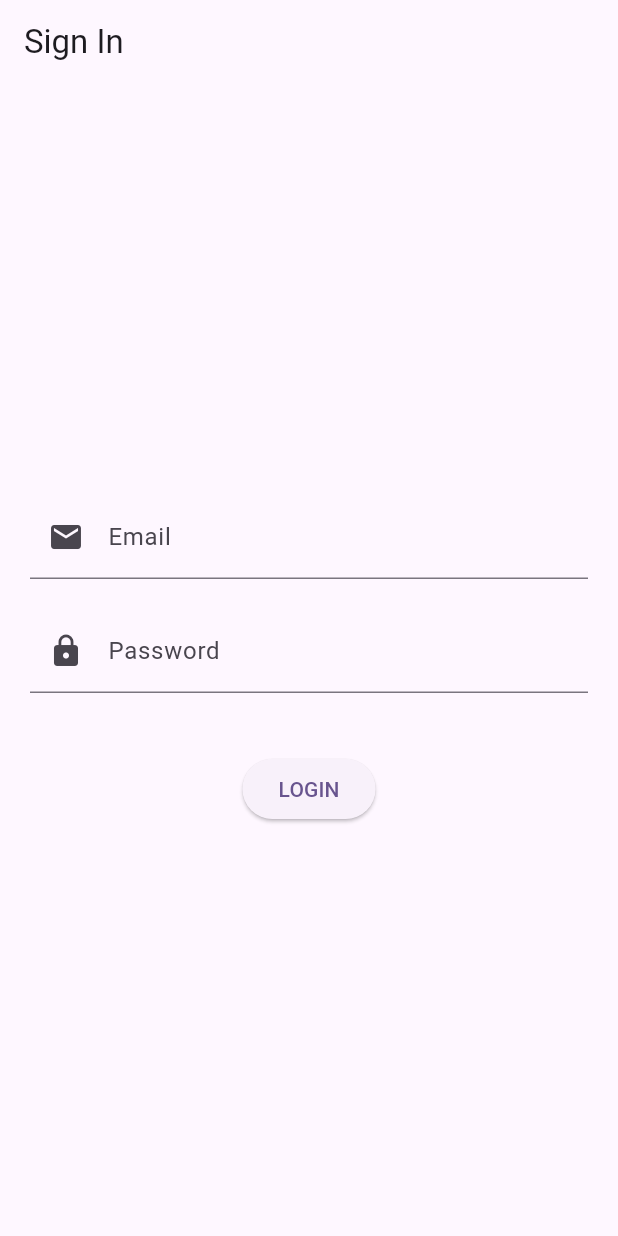
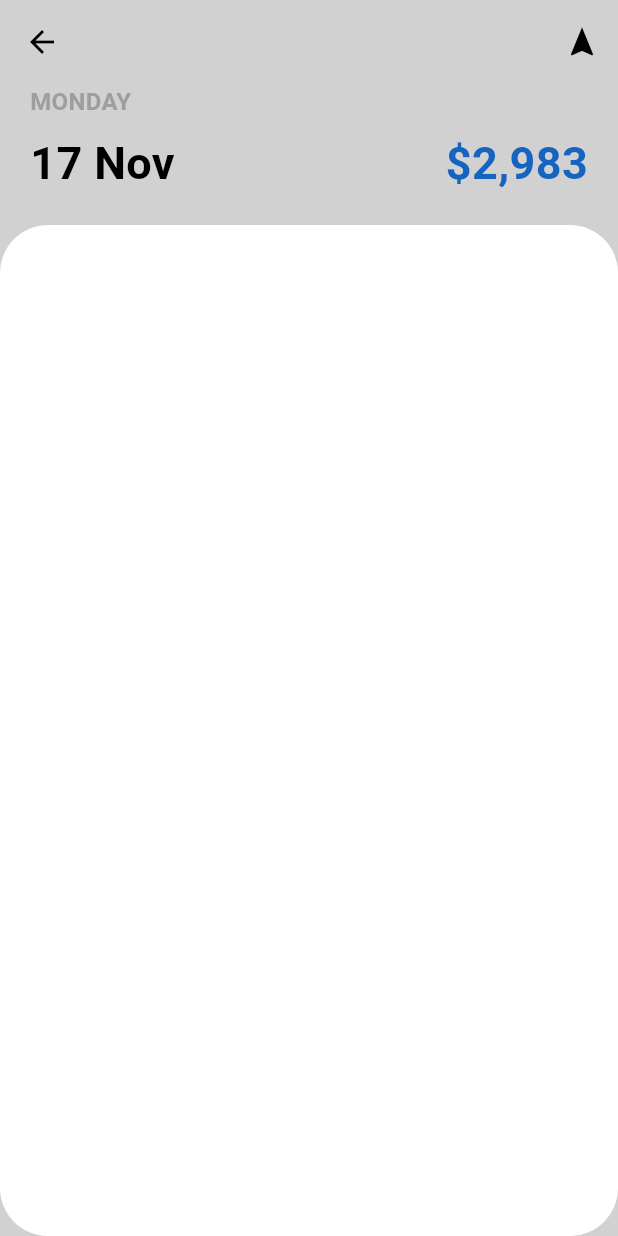
Before and after one commit to SHassan786/App_final_Exam_Shehryar, a Flutter app: the screen it shows after launch, on a phone screen of 412 x 824 dp. Run offline on Flutter 3.47's test engine with Material 3 defaults, Android fonts, the phone set to English and light mode, and no system bars; our stand-ins replace bloc, cloud_firestore, firebase_auth, firebase_core, flutter_bloc; accounts and stored records are empty.

Commit message:
Final exam question 1,2, and 3 submitted

```diff
--- /dev/null
+++ b/lib/bloc/bloc/item_event.dart
@@ -0,0 +1,24 @@
+part of 'item_bloc.dart';
+
+@immutable
+abstract class ItemEvent {}
+
+class LoadItems extends ItemEvent {}
+
+class AddItem extends ItemEvent {
+  final Item item;
+
+  AddItem(this.item);
+}
+
+class UpdateItem extends ItemEvent {
+  final Item item;
+
+  UpdateItem(this.item);
+}
+
+class DeleteItem extends ItemEvent {
+  final String id;
+
+  DeleteItem(this.id);
+}
--- /dev/null
+++ b/lib/bloc/bloc/item_state.dart
@@ -0,0 +1,16 @@
+part of 'item_bloc.dart';
+
+@immutable
+abstract class ItemState {}
+
+class ItemLoading extends ItemState {}
+
+class ItemLoaded extends ItemState {
+  final List<Item> item;
+
+  ItemLoaded(this.item);
+}
+
+class ItemOperationSuccess extends ItemState {}
+
+class ItemOperationFailure extends ItemState {}
--- a/lib/main.dart
+++ b/lib/main.dart
@@ -1,10 +1,14 @@
+import 'package:finalexam/pages/sample_ui.dart';
+import 'package:finalexam/pages/transaction_page.dart';
 import 'package:firebase_core/firebase_core.dart';
 import 'package:flutter/material.dart';
 import 'package:flutter_bloc/flutter_bloc.dart';
+import 'bloc/bloc/item_bloc.dart';
 import 'bloc/login_bloc.dart';
 import 'firebase_options.dart';
 import 'pages/login_page.dart';
 import 'repository/auth_repository.dart';
+import 'repository/item_repository.dart';
 
 void main() async {
   //initialize firebase
@@ -22,12 +26,16 @@ class MyApp extends StatelessWidget {
   Widget build(BuildContext context) {
     //Define Repositories here
     final AuthRepository authRepository = AuthRepository();
+    final ItemRepository itemRepository = ItemRepository();
 
     //Use multiblock provider to use multiple blocs
     return MultiBlocProvider(
       providers: [
         BlocProvider<LoginBloc>(
           create: (context) => LoginBloc(authRepository: authRepository),
+        ),
+        BlocProvider<ItemBloc>(
+          create: (context) => ItemBloc(itemrepository: itemRepository),
         ),
         // Add more BlocProviders if needed
       ],
@@ -38,10 +46,10 @@ class MyApp extends StatelessWidget {
           useMaterial3: true,
         ),
         //Define initial route
-        home: LoginPage(),
+        home: TransactionListScreen(),
         routes: {
           // Define your app's routes here
-          // '/login': (context) => LoginPage(),
+          '/login': (context) => LoginPage(),
           // Add more routes as needed
         },
       ),
--- /dev/null
+++ b/lib/models/item.dart
@@ -0,0 +1,38 @@
+import 'package:cloud_firestore/cloud_firestore.dart';
+
+class Item {
+  final String id;
+  final String name;
+  final String pictureUrl;
+  final Timestamp dateCreated;
+  final String price;
+
+  Item(
+      {this.id = '',
+      required this.name,
+      required this.pictureUrl,
+      required this.dateCreated,
+      required this.price});
+
+  // Convert a Profile object into a map
+  Map<String, dynamic> toMap() {
+    return {
+      'id': id,
+      'name': name,
+      'dateCreated': dateCreated,
+      'pictureUrl': pictureUrl,
+      'price': price,
+    };
+  }
+
+  // Convert a map into a Profile object
+  factory Item.fromMap(Map<String, dynamic> map, String documentId) {
+    return Item(
+      id: documentId,
+      name: map['name'] ?? '',
+      dateCreated: map['dateCreated'],
+      pictureUrl: map['pictureUrl'] ?? '',
+      price: map['price'] ?? '',
+    );
+  }
+}
--- /dev/null
+++ b/lib/pages/transaction_page.dart
@@ -0,0 +1,272 @@
+import 'package:cloud_firestore/cloud_firestore.dart';
+import 'package:intl/intl.dart';
+import 'package:flutter/material.dart';
+import 'package:flutter_bloc/flutter_bloc.dart';
+import 'package:finalexam/bloc/bloc/item_bloc.dart';
+import 'package:finalexam/models/item.dart';
+
+class TransactionListScreen extends StatelessWidget {
+  @override
+  Widget build(BuildContext context) {
+    // Start loading the items when the widget is built
+    context.read<ItemBloc>().add(LoadItems());
+
+    return Scaffold(
+      backgroundColor: const Color.fromARGB(255, 209, 209, 209),
+      appBar: AppBar(
+        backgroundColor: const Color.fromARGB(
+            255, 209, 209, 209), // Set the background color to grey
+        leading: IconButton(
+          icon: const Icon(Icons.arrow_back, color: Colors.black),
+          onPressed: () {},
+        ),
+        actions: [
+          const Spacer(),
+          IconButton(
+            icon: const Icon(Icons.navigation, color: Colors.black),
+            onPressed: () {},
+          ),
+        ],
+      ),
+      body: BlocBuilder<ItemBloc, ItemState>(
+        builder: (context, state) {
+          if (state is ItemLoading) {
+            return const Center(child: CircularProgressIndicator());
+          } else if (state is ItemLoaded) {
+            return Column(
+              children: [
+                Padding(
+                  padding: const EdgeInsets.symmetric(horizontal: 20.0),
+                  child: Column(
+                    mainAxisSize: MainAxisSize.min,
+                    crossAxisAlignment: CrossAxisAlignment.start,
+                    children: [
+                      const Text(
+                        'MONDAY',
+                        style: TextStyle(
+                          color: Colors.grey,
+                          fontWeight: FontWeight.bold,
+                          fontSize: 16,
+                        ),
+                      ),
+                      const SizedBox(height: 8),
+                      Row(
+                        mainAxisAlignment: MainAxisAlignment.spaceBetween,
+                        children: [
+                          const Text(
+                            '17 Nov',
+                            style: TextStyle(
+                              color: Colors.black,
+                              fontWeight: FontWeight.bold,
+                              fontSize: 30,
+                            ),
+                          ),
+                          Text(
+                            '\$2,983',
+                            style: TextStyle(
+                              color: Colors.blue[800],
+                              fontWeight: FontWeight.bold,
+                              fontSize: 30,
+                            ),
+                          ),
+                        ],
+                      ),
+                    ],
+                  ),
+                ),
+                const SizedBox(height: 20),
+                Expanded(
+                  child: Container(
+                    decoration: BoxDecoration(
+                      color: const Color.fromARGB(255, 255, 255, 255),
+                      borderRadius: BorderRadius.circular(32),
+                    ),
+                    child: ListView.builder(
+                      itemCount: state.item.length,
+                      itemBuilder: (context, index) {
+                        return TransactionListItem(item: state.item[index]);
+                      },
+                    ),
+                  ),
+                ),
+              ],
+            );
+          } else if (state is ItemOperationFailure) {
+            return const Center(child: Text('Failed to load items'));
+          } else {
+            return const Center(child: Text('Unknown state'));
+          }
+        },
+      ),
+    );
+  }
+}
+
+class TransactionListItem extends StatelessWidget {
+  final Item item;
+
+  TransactionListItem({required this.item});
+
+  @override
+  Widget build(BuildContext context) {
+    IconData iconData = getIconFromString(item.pictureUrl);
+
+    return ListTile(
+      // ignore: unrelated_type_equality_checks
+      leading: iconData != Icons.error
+          ? Icon(iconData, color: Colors.blue)
+          : Image.network(
+              item.pictureUrl,
+              width: 30,
+              height: 30,
+              fit: BoxFit.cover,
+            ),
+      title: Text(
+        item.name,
+        style: const TextStyle(
+          fontWeight: FontWeight.w600, // Set the font weight to semi-bold
+          fontSize: 16, // Set the text size to 16
+        ),
+      ),
+      subtitle: Text(_formatDate(item.dateCreated)),
+      trailing: Text(
+        '${item.price.split(' ')[0]} \$${item.price.split(' ')[1]}',
+        style: TextStyle(
+          color: item.price.startsWith('-') ? Colors.red : Colors.green,
+          fontSize: 16, // Set the text size to 20
+          fontWeight: FontWeight.w900, // Set the font weight to semi-bold
+        ),
+      ),
+    );
+  }
+
+  String _formatDate(Timestamp timestamp) {
+    DateTime date = timestamp.toDate();
+    DateTime now = DateTime.now();
+    if (DateTime(now.year, now.month, now.day) ==
+        DateTime(date.year, date.month, date.day)) {
+      return 'Today';
+    } else {
+      return DateFormat('dd MMM yyyy').format(date);
+    }
+  }
+
+  IconData getIconFromString(String iconString) {
+    switch (iconString) {
+      case 'Icons.local_grocery_store':
+        return Icons.local_grocery_store;
+      case 'Icons.shopping_cart':
+        return Icons.shopping_cart;
+      case 'Icons.directions_bus':
+        return Icons.directions_bus;
+
+      default:
+        return Icons.error; // Fallback icon if you don't have a match
+    }
+  }
+}
+
+
+
+// Text(
+//         item.price,
+//         style: TextStyle(
+//           color: item.price.startsWith('-') ? Colors.red : Colors.green,
+//         ),
+
+
+
+
+
+
+
+
+
+
+
+
+
+
+
+
+
+
+
+
+
+
+
+
+
+
+
+
+// import 'package:cloud_firestore/cloud_firestore.dart';
+// import 'package:intl/intl.dart';
+// import 'package:flutter/material.dart';
+// import 'package:flutter_bloc/flutter_bloc.dart';
+// import 'package:finalexam/bloc/bloc/item_bloc.dart';
+// import 'package:finalexam/models/item.dart';
+
+// class TransactionListScreen extends StatelessWidget {
+//   @override
+//   Widget build(BuildContext context) {
+//     // Start loading the items when the widget is built
+//     context.read<ItemBloc>().add(LoadItems());
+
+//     return Scaffold(
+//       appBar: AppBar(title: const Text('Transactions')),
+//       body: BlocBuilder<ItemBloc, ItemState>(
+//         builder: (context, state) {
+//           if (state is ItemLoading) {
+//             return const Center(child: CircularProgressIndicator());
+//           } else if (state is ItemLoaded) {
+//             return ListView.builder(
+//               itemCount: state.item.length,
+//               itemBuilder: (context, index) {
+//                 return TransactionListItem(item: state.item[index]);
+//               },
+//             );
+//           } else if (state is ItemOperationFailure) {
+//             return const Center(child: Text('Failed to load items'));
+//           } else {
+//             return const Center(child: Text('Unknown state'));
+//           }
+//         },
+//       ),
+//     );
+//   }
+// }
+
+// class TransactionListItem extends StatelessWidget {
+//   final Item item;
+
+//   TransactionListItem({required this.item});
+
+//   @override
+//   Widget build(BuildContext context) {
+//     IconData iconData = getIconFromString(item.pictureUrl);
+
+//     return ListTile(
+//       leading: Icon(iconData, color: Colors.blue),
+//       title: Text(item.name),
+//       subtitle:
+//           Text(DateFormat('dd MMM yyyy').format(item.dateCreated.toDate())),
+//       trailing: Text(
+//         item.price,
+//         style: TextStyle(
+//             color: item.price.startsWith('-') ? Colors.red : Colors.green),
+//       ),
+//     );
+//   }
+
+//   IconData getIconFromString(String iconString) {
+//     switch (iconString) {
+//       case 'Icons.local_grocery_store':
+//         return Icons.local_grocery_store;
+//       // Add more cases for each icon string you have
+//       default:
+//         return Icons.error; // Fallback icon if you don't have a match
+//     }
+//   }
+// }
--- a/pubspec.yaml
+++ b/pubspec.yaml
@@ -63,7 +63,8 @@ dev_dependencies:
 # The following section is specific to Flutter packages.
 flutter:
   assets:
-  - assets/
+  - assets/headphone.png
+  - assets/airpods-max-silver.png
 
   # The following line ensures that the Material Icons font is
   # included with your application, so that you can use the icons in
```
Also changed, not shown: lib/bloc/bloc/item_bloc.dart (added, +59 -0 lines), lib/pages/sample_ui.dart (added, +183 -0 lines), lib/repository/item_repository.dart (added, +55 -0 lines), assets/airpods-max-silver.png (added), assets/headphone.png (added), 2 other files.
